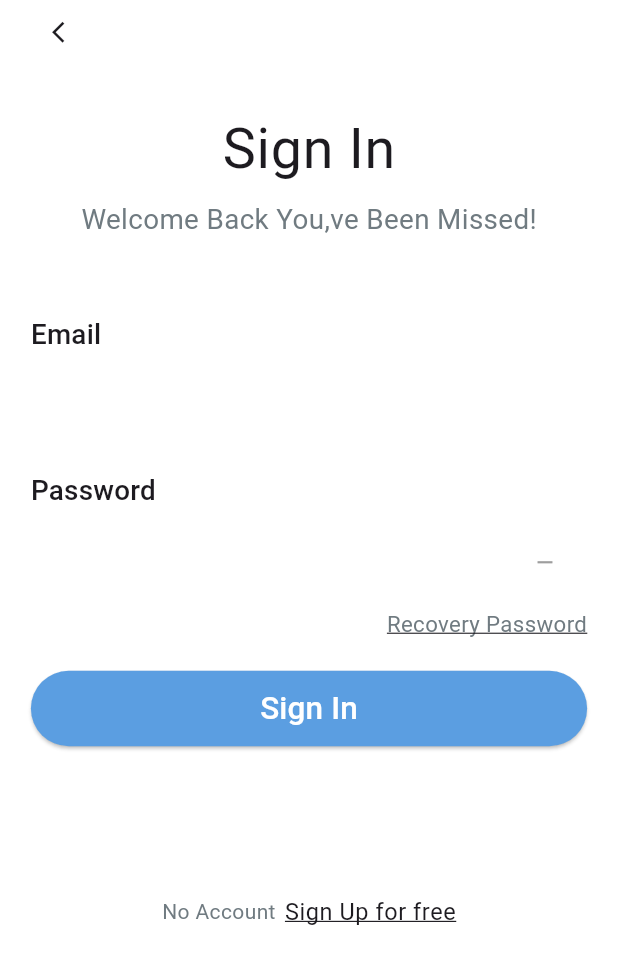
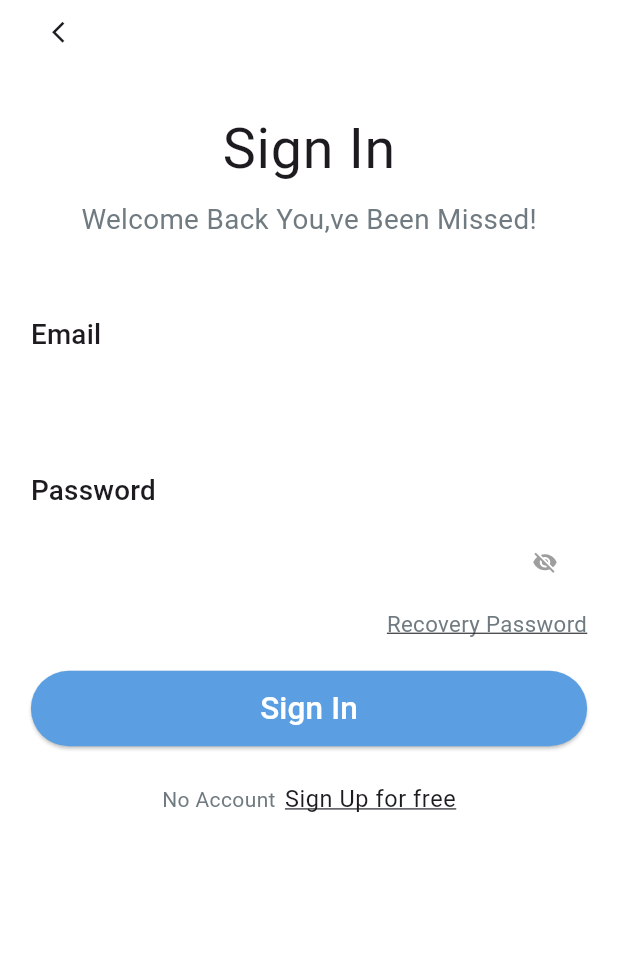
Before and after one commit to ahmed1111mosaad/dashboard_sou_okaz, a Flutter app: the screen it shows after launch, on a phone screen of 412 x 824 dp. Shown: the top 964 px of the screen. Run offline on Flutter 3.47's test engine with Material 3 defaults, Android fonts, the light colour scheme and no system bars; drawn by our look-alikes of modal_progress_hud_nsn; our stand-ins replace cloud_firestore, dartz, firebase_auth, firebase_core, flutter_bloc, get_it and 3 more; accounts and stored records are empty.

Commit message:
Logic Access only for Admins Auth Feature is totaly Done

```diff
--- a/lib/Features/Auth/data/models/user_model.dart
+++ b/lib/Features/Auth/data/models/user_model.dart
@@ -1,6 +1,5 @@
 import 'package:dashbaord_sou_okaz/Features/Auth/domain/entities/user_entity.dart';
 import 'package:firebase_auth/firebase_auth.dart';
-
 
 class UserModel extends UserEntity {
   @override
@@ -11,12 +10,15 @@ class UserModel extends UserEntity {
   final String uId;
   @override
   final String phoneNumber;
+  @override
+  final String? role;
 
   UserModel({
     required this.name,
     required this.email,
     required this.uId,
     required this.phoneNumber,
+    this.role,
   }) : super(name: name, email: email, uId: uId, phoneNumber: phoneNumber);
 
   factory UserModel.fromFirebase(User user) {
@@ -41,6 +43,7 @@ class UserModel extends UserEntity {
       email: json['email'],
       uId: json['uId'],
       phoneNumber: json['phoneNumber'],
+      role: json['role'],
     );
   }
   Map<String, dynamic> toJson() {
@@ -49,6 +52,7 @@ class UserModel extends UserEntity {
       'email': email,
       'uId': uId,
       'phoneNumber': phoneNumber,
+      'role': role ?? 'user',
     };
   }
 }
--- a/lib/Features/Auth/domain/entities/user_entity.dart
+++ b/lib/Features/Auth/domain/entities/user_entity.dart
@@ -3,11 +3,13 @@ class UserEntity {
   final String email;
   final String uId;
   final String phoneNumber;
+  final String? role;
 
   UserEntity({
     required this.name,
     required this.email,
     required this.uId,
     required this.phoneNumber,
+    this.role,
   });
 }
--- a/lib/Features/Auth/presentation/cubits/sign_in_cubit/sign_in_states.dart
+++ b/lib/Features/Auth/presentation/cubits/sign_in_cubit/sign_in_states.dart
@@ -8,8 +8,9 @@ class LoadingSignInState extends SignInStates {}
 
 class SuccessSignInState extends SignInStates {
   final UserEntity userEntity;
+  final bool isAdmin;
 
-  SuccessSignInState({required this.userEntity});
+  SuccessSignInState({required this.userEntity, required this.isAdmin});
 }
 
 class FailureSignInState extends SignInStates {
--- a/lib/Features/Auth/presentation/views/widgets/custom_text_form_field.dart
+++ b/lib/Features/Auth/presentation/views/widgets/custom_text_form_field.dart
@@ -91,7 +91,7 @@ class _CustomTextFormFieldState extends State<CustomTextFormField> {
                 icon: Padding(
                   padding: const EdgeInsets.only(right: 8.0),
                   child: Icon(
-                    widget.obscureText ? Icons.remove : Icons.remove_red_eye,
+                    widget.obscureText ? Icons.visibility_off : Icons.visibility,
                     size: 17,
                     color: widget.obscureText
                         ? Colors.grey
--- a/lib/Features/Auth/presentation/views/widgets/signin_view_body.dart
+++ b/lib/Features/Auth/presentation/views/widgets/signin_view_body.dart
@@ -190,15 +190,8 @@ class _SigninViewBodyState extends State<SigninViewBody> {
                       },
                     ),
                   ),
-                  SizedBox(height: responsiveFontSize(context, 0.035, 0)),
 
-                  // ? Social Buttons
-
-                  SizedBox(height: responsiveFontSize(context, 0.023, 0)),
-
-                  SizedBox(height: responsiveFontSize(context, 0.023, 0)),
-
-                  SizedBox(height: MediaQuery.of(context).size.height * 0.04),
+                  SizedBox(height: MediaQuery.of(context).size.height * 0.03),
 
                   // ? Don't Have Account
                   Center(
--- a/pubspec.yaml
+++ b/pubspec.yaml
@@ -36,6 +36,7 @@ dependencies:
   flutter:
     sdk: flutter
   flutter_bloc: ^9.1.1
+  font_awesome_flutter: ^10.12.0
   get_it: ^9.2.0
   modal_progress_hud_nsn: ^0.5.1
   motion_toast: ^2.14.0
```
Also changed, not shown: lib/Features/Auth/presentation/cubits/sign_in_cubit/sign_in_cubit.dart (+6 -1 lines), lib/Features/Auth/presentation/views/widgets/sign_in_bloc_consumer.dart (+10 -3 lines), lib/Features/home/presentation/views/home_screen.dart (+19 -1 lines), pubspec.lock.
